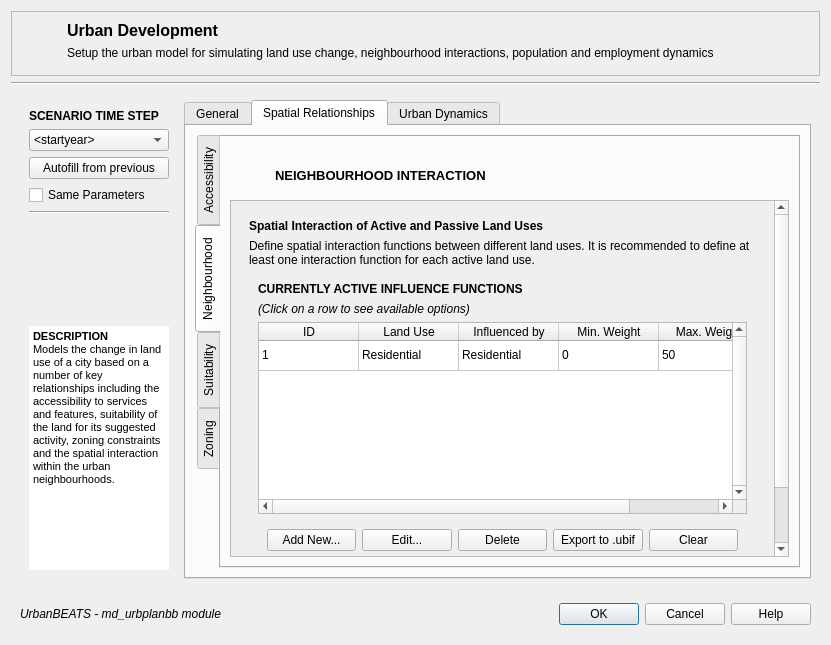
Qt form gui/md_urbdevelopgui.ui (petermbach/urbanbeats-pss) before a commit.
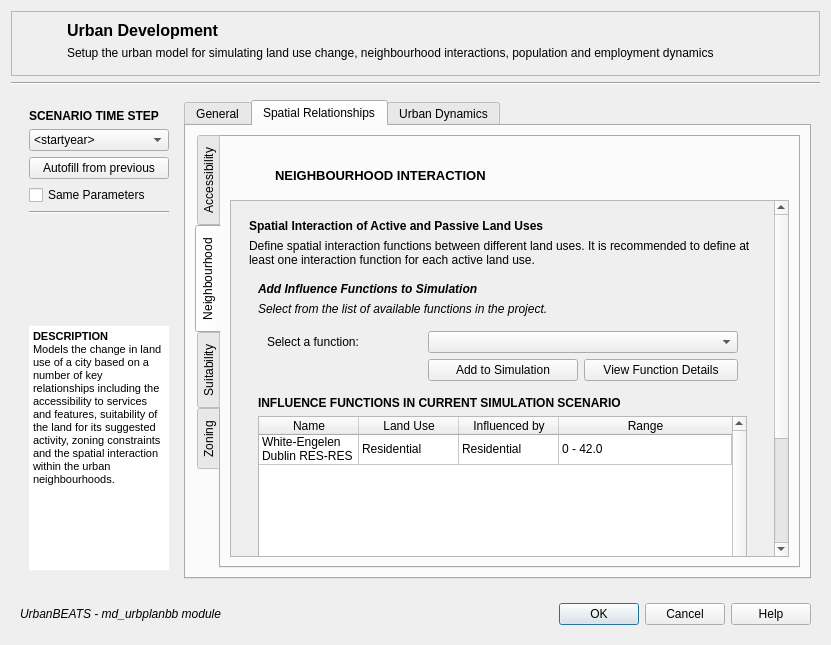
The same form after that commit. Icons and pictures are not drawn.

Commit message: Updates to the neighbourhood effect GUI section of the urban development model.

```diff
--- a/gui/md_urbdevelopgui.ui
+++ b/gui/md_urbdevelopgui.ui
@@ -3697,7 +3697,7 @@
                    <x>0</x>
                    <y>0</y>
                    <width>541</width>
-                   <height>428</height>
+                   <height>520</height>
                   </rect>
                  </property>
                  <layout class="QVBoxLayout" name="verticalLayout_16">
@@ -3735,65 +3735,7 @@
                     <item>
                      <widget class="QWidget" name="nhd_input_widget" native="true">
                       <layout class="QGridLayout" name="gridLayout_15">
-                       <item row="1" column="0">
-                        <widget class="QLabel" name="nhd_input_lbl2">
-                         <property name="text">
-                          <string>&lt;html&gt;&lt;head/&gt;&lt;body&gt;&lt;p&gt;&lt;span style=&quot; font-style:italic;&quot;&gt;(Click on a row to see available options)&lt;/span&gt;&lt;/p&gt;&lt;/body&gt;&lt;/html&gt;</string>
-                         </property>
-                         <property name="wordWrap">
-                          <bool>true</bool>
-                         </property>
-                        </widget>
-                       </item>
-                       <item row="3" column="0">
-                        <widget class="QWidget" name="nhd_actions_widget" native="true">
-                         <layout class="QHBoxLayout" name="horizontalLayout_7">
-                          <item>
-                           <widget class="QPushButton" name="nhd_add_button">
-                            <property name="text">
-                             <string>Add New...</string>
-                            </property>
-                           </widget>
-                          </item>
-                          <item>
-                           <widget class="QPushButton" name="nhd_edit_button">
-                            <property name="text">
-                             <string>Edit...</string>
-                            </property>
-                           </widget>
-                          </item>
-                          <item>
-                           <widget class="QPushButton" name="nhd_delete_button">
-                            <property name="text">
-                             <string>Delete</string>
-                            </property>
-                           </widget>
-                          </item>
-                          <item>
-                           <widget class="QPushButton" name="nhd_export_button">
-                            <property name="text">
-                             <string>Export to .ubif</string>
-                            </property>
-                           </widget>
-                          </item>
-                          <item>
-                           <widget class="QPushButton" name="nhd_clear_button">
-                            <property name="text">
-                             <string>Clear</string>
-                            </property>
-                           </widget>
-                          </item>
-                         </layout>
-                        </widget>
-                       </item>
-                       <item row="0" column="0">
-                        <widget class="QLabel" name="nhd_input_lbl1">
-                         <property name="text">
-                          <string>&lt;html&gt;&lt;head/&gt;&lt;body&gt;&lt;p&gt;&lt;span style=&quot; font-weight:600;&quot;&gt;CURRENTLY ACTIVE INFLUENCE FUNCTIONS&lt;/span&gt;&lt;/p&gt;&lt;/body&gt;&lt;/html&gt;</string>
-                         </property>
-                        </widget>
-                       </item>
-                       <item row="2" column="0">
+                       <item row="4" column="0">
                         <widget class="QTableWidget" name="nhd_table">
                          <property name="verticalScrollBarPolicy">
                           <enum>Qt::ScrollBarAlwaysOn</enum>
@@ -3823,7 +3765,7 @@
                          </row>
                          <column>
                           <property name="text">
-                           <string>ID</string>
+                           <string>Name</string>
                           </property>
                          </column>
                          <column>
@@ -3838,17 +3780,12 @@
                          </column>
                          <column>
                           <property name="text">
-                           <string>Min. Weight</string>
-                          </property>
-                         </column>
-                         <column>
-                          <property name="text">
-                           <string>Max. Weight</string>
+                           <string>Range</string>
                           </property>
                          </column>
                          <item row="0" column="0">
                           <property name="text">
-                           <string>1</string>
+                           <string>White-Engelen Dublin RES-RES</string>
                           </property>
                          </item>
                          <item row="0" column="1">
@@ -3863,14 +3800,125 @@
                          </item>
                          <item row="0" column="3">
                           <property name="text">
-                           <string>0</string>
+                           <string>0 - 42.0</string>
                           </property>
                          </item>
-                         <item row="0" column="4">
-                          <property name="text">
-                           <string>50</string>
-                          </property>
-                         </item>
+                        </widget>
+                       </item>
+                       <item row="5" column="0">
+                        <widget class="QWidget" name="nhd_actions_widget" native="true">
+                         <layout class="QHBoxLayout" name="horizontalLayout_7">
+                          <item>
+                           <spacer name="horizontalSpacer_20">
+                            <property name="orientation">
+                             <enum>Qt::Horizontal</enum>
+                            </property>
+                            <property name="sizeHint" stdset="0">
+                             <size>
+                              <width>40</width>
+                              <height>20</height>
+                             </size>
+                            </property>
+                           </spacer>
+                          </item>
+                          <item>
+                           <widget class="QPushButton" name="nhd_create_button_3">
+                            <property name="text">
+                             <string>Create...</string>
+                            </property>
+                           </widget>
+                          </item>
+                          <item>
+                           <widget class="QPushButton" name="nhd_view_button">
+                            <property name="text">
+                             <string>View...</string>
+                            </property>
+                           </widget>
+                          </item>
+                          <item>
+                           <widget class="QPushButton" name="nhd_remove_button">
+                            <property name="text">
+                             <string>Remove</string>
+                            </property>
+                           </widget>
+                          </item>
+                          <item>
+                           <widget class="QPushButton" name="nhd_clear_button">
+                            <property name="text">
+                             <string>Clear</string>
+                            </property>
+                           </widget>
+                          </item>
+                         </layout>
+                        </widget>
+                       </item>
+                       <item row="3" column="0">
+                        <widget class="QLabel" name="nhd_input_lbl3">
+                         <property name="text">
+                          <string>&lt;html&gt;&lt;head/&gt;&lt;body&gt;&lt;p&gt;&lt;span style=&quot; font-weight:600;&quot;&gt;INFLUENCE FUNCTIONS IN CURRENT SIMULATION SCENARIO&lt;/span&gt;&lt;/p&gt;&lt;/body&gt;&lt;/html&gt;</string>
+                         </property>
+                        </widget>
+                       </item>
+                       <item row="0" column="0">
+                        <widget class="QLabel" name="nhd_input_lbl1">
+                         <property name="text">
+                          <string>&lt;html&gt;&lt;head/&gt;&lt;body&gt;&lt;p&gt;&lt;span style=&quot; font-weight:600; font-style:italic;&quot;&gt;Add Influence Functions to Simulation&lt;/span&gt;&lt;/p&gt;&lt;/body&gt;&lt;/html&gt;</string>
+                         </property>
+                        </widget>
+                       </item>
+                       <item row="2" column="0">
+                        <widget class="QWidget" name="nhd_function_widget" native="true">
+                         <layout class="QGridLayout" name="gridLayout_30">
+                          <item row="0" column="0">
+                           <widget class="QLabel" name="functionselect_lbl">
+                            <property name="text">
+                             <string>&lt;html&gt;&lt;head/&gt;&lt;body&gt;&lt;p&gt;Select a function:&lt;/p&gt;&lt;/body&gt;&lt;/html&gt;</string>
+                            </property>
+                            <property name="wordWrap">
+                             <bool>true</bool>
+                            </property>
+                           </widget>
+                          </item>
+                          <item row="1" column="1">
+                           <widget class="QPushButton" name="functionselection_add">
+                            <property name="minimumSize">
+                             <size>
+                              <width>150</width>
+                              <height>0</height>
+                             </size>
+                            </property>
+                            <property name="maximumSize">
+                             <size>
+                              <width>150</width>
+                              <height>16777215</height>
+                             </size>
+                            </property>
+                            <property name="text">
+                             <string>Add to Simulation</string>
+                            </property>
+                           </widget>
+                          </item>
+                          <item row="1" column="2">
+                           <widget class="QPushButton" name="functionselect_view">
+                            <property name="text">
+                             <string>View Function Details</string>
+                            </property>
+                           </widget>
+                          </item>
+                          <item row="0" column="1" colspan="2">
+                           <widget class="QComboBox" name="functionselect_combo"/>
+                          </item>
+                         </layout>
+                        </widget>
+                       </item>
+                       <item row="1" column="0">
+                        <widget class="QLabel" name="nhd_input_lbl2">
+                         <property name="text">
+                          <string>&lt;html&gt;&lt;head/&gt;&lt;body&gt;&lt;p&gt;&lt;span style=&quot; font-style:italic;&quot;&gt;Select from the list of available functions in the project.&lt;/span&gt;&lt;/p&gt;&lt;/body&gt;&lt;/html&gt;</string>
+                         </property>
+                         <property name="wordWrap">
+                          <bool>true</bool>
+                         </property>
                         </widget>
                        </item>
                       </layout>
```
Left out of the diff: 8 changed lines with no effect on the pictures. The commit also changes 2 other files.
